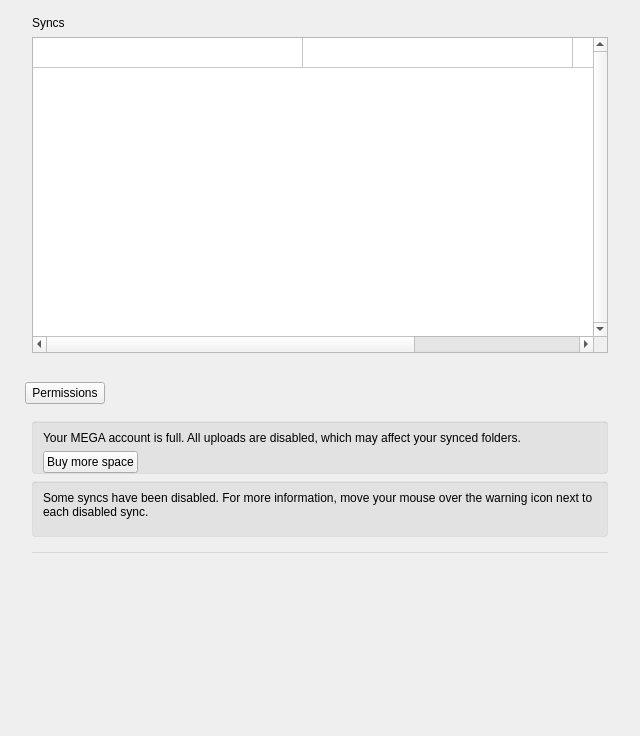
meganz/MEGAsync, file src/MEGASync/gui/macx/SettingsDialog.ui: the form before one commit.
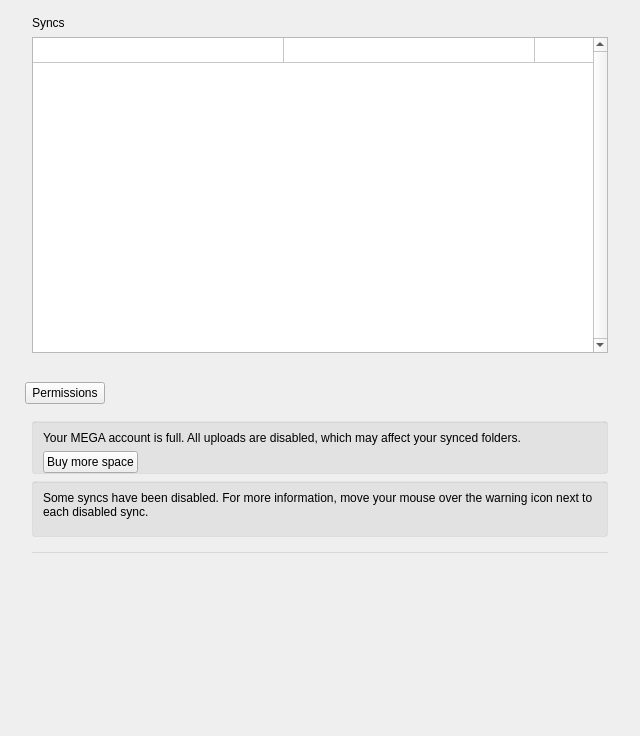
The form after the commit. The open tabs and pages were chosen to show the change. Icons and pictures are not drawn. Custom widgets are drawn as their Qt base class.

Commit message: Update layout for sync pane on macOS

Diff of the .ui file:
```diff
--- a/src/MEGASync/gui/macx/SettingsDialog.ui
+++ b/src/MEGASync/gui/macx/SettingsDialog.ui
@@ -178,18 +178,19 @@
 }
 
 /*Syncs pane css props*/
-QTableWidget::item:alternate 
-{ background-color: #F5F5F5; }
-QTableWidget::item:selected 
-{ background-color: #2e74f6; }
-QTableWidget::item:hover 
-{ background-color: #ebebeb; }
-QTableWidget::item 
-{ background-color: #FFFFFF; }
+#wSyncsTable QHeaderView::section:horizontal
+{
+padding-left: 10px;
+}
 
-QHeaderView::section 
+#wSyncsTable QTableWidget::item:selected
 {
-  padding-left: 34px;
+  background-color: rgba(0,122,254,0.8);
+}
+
+#tSyncs QMenu
+{
+background-color: white;
 }
 
 /* Account pane css props*/
@@ -2348,7 +2349,7 @@
                 <enum>Qt::ScrollBarAlwaysOn</enum>
                </property>
                <property name="horizontalScrollBarPolicy">
-                <enum>Qt::ScrollBarAsNeeded</enum>
+                <enum>Qt::ScrollBarAlwaysOff</enum>
                </property>
                <property name="autoScroll">
                 <bool>false</bool>
@@ -2384,7 +2385,7 @@
                 <bool>true</bool>
                </property>
                <property name="columnCount">
-                <number>3</number>
+                <number>4</number>
                </property>
                <attribute name="horizontalHeaderVisible">
                 <bool>false</bool>
@@ -2393,10 +2394,10 @@
                 <bool>true</bool>
                </attribute>
                <attribute name="horizontalHeaderMinimumSectionSize">
-                <number>21</number>
+                <number>29</number>
                </attribute>
                <attribute name="horizontalHeaderDefaultSectionSize">
-                <number>270</number>
+                <number>251</number>
                </attribute>
                <attribute name="horizontalHeaderHighlightSections">
                 <bool>true</bool>
@@ -2413,8 +2414,11 @@
                <attribute name="verticalHeaderCascadingSectionResizes">
                 <bool>false</bool>
                </attribute>
+               <attribute name="verticalHeaderMinimumSectionSize">
+                <number>25</number>
+               </attribute>
                <attribute name="verticalHeaderDefaultSectionSize">
-                <number>30</number>
+                <number>25</number>
                </attribute>
                <attribute name="verticalHeaderHighlightSections">
                 <bool>true</bool>
@@ -2430,6 +2434,11 @@
                  <string/>
                 </property>
                </row>
+               <column>
+                <property name="text">
+                 <string/>
+                </property>
+               </column>
                <column>
                 <property name="text">
                  <string>Local Folder</string>
```
Left out of the diff: 6 changed lines with no effect on the pictures.
